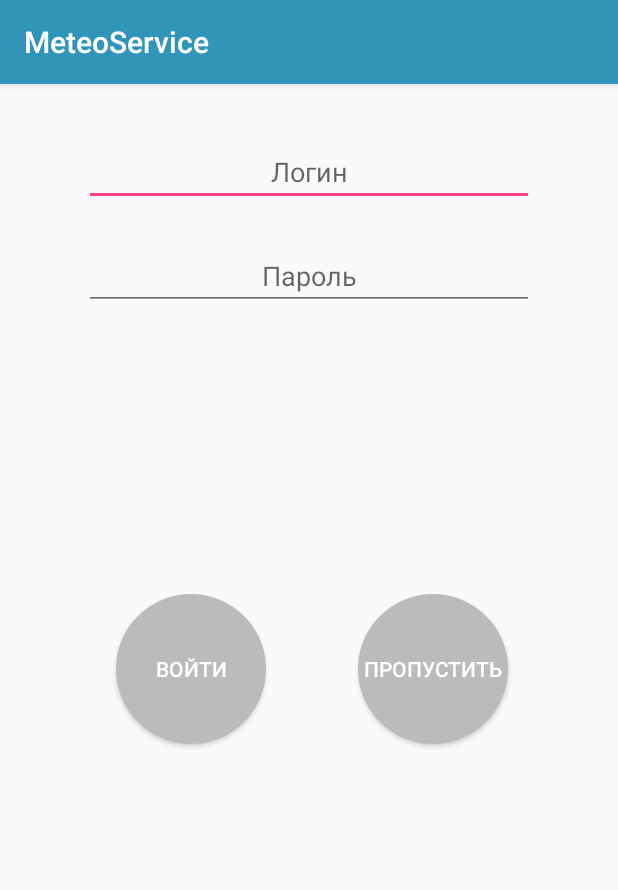
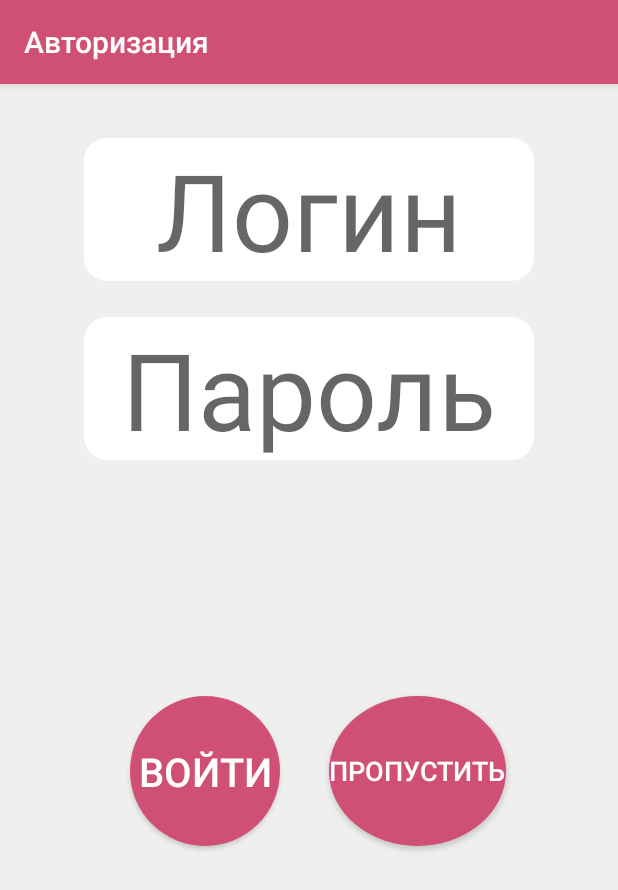
Before and after one commit to funcid/meteo-service, an Android app: the screen it shows after launch (LoginActivity), on a phone screen of 412 x 824 dp. Shown: the top 890 px of the screen. Run offline under Robolectric (Android 15) with nearby library versions, the phone set to English and light mode, and no system bars.

Commit message:
Новый дизайн приложения

```diff
--- a/AndroidClient/WeatherClient/app/src/main/java/ru/func/weatherclient/LoginActivity.java
+++ b/AndroidClient/WeatherClient/app/src/main/java/ru/func/weatherclient/LoginActivity.java
@@ -47,7 +47,16 @@ public class LoginActivity extends AppCompatActivity {
                             "&password=" +
                             password.getText().toString()
                     ).build();
+            throwRequest();
+        }
+    }
 
+    public void skip(View view) {
+        Intent intent = new Intent(LoginActivity.this, MapsActivity.class);
+        startActivity(intent);
+    }
+
+    private void throwRequest() {
         new OkHttpClient().newCall(request).enqueue(new Callback() {
             @Override
             public void onFailure(final Call call, IOException e) {
@@ -72,9 +81,3 @@ public class LoginActivity extends AppCompatActivity {
         });
     }
 }
-
-    public void skip(View view) {
-        Intent intent = new Intent(LoginActivity.this, MapsActivity.class);
-        startActivity(intent);
-    }
-}
--- /dev/null
+++ b/AndroidClient/WeatherClient/app/src/main/res/drawable/rounded_edittext.xml
@@ -0,0 +1,11 @@
+<?xml version="1.0" encoding="utf-8"?>
+<!--  res/drawable/rounded_edittext.xml -->
+<shape xmlns:android="http://schemas.android.com/apk/res/android"
+    android:shape="rectangle" android:padding="10dp">
+    <solid android:color="#FFFFFF"/>
+    <corners
+        android:bottomRightRadius="15dp"
+        android:bottomLeftRadius="15dp"
+        android:topLeftRadius="15dp"
+        android:topRightRadius="15dp"/>
+</shape>
--- a/AndroidClient/WeatherClient/app/src/main/res/layout/activity_login.xml
+++ b/AndroidClient/WeatherClient/app/src/main/res/layout/activity_login.xml
@@ -4,6 +4,7 @@
     xmlns:tools="http://schemas.android.com/tools"
     android:layout_width="match_parent"
     android:layout_height="match_parent"
+    android:background="#efefef"
     tools:context=".LoginActivity">
 
     <EditText
@@ -16,9 +17,11 @@
         android:layout_marginStart="8dp"
         android:layout_marginTop="36dp"
         android:ems="10"
+        android:textSize="32pt"
         android:hint="Логин"
         android:inputType="textPersonName"
         android:textAlignment="center"
+        android:background="@drawable/rounded_edittext"
         app:layout_constraintEnd_toEndOf="parent"
         app:layout_constraintStart_toStartOf="parent"
         app:layout_constraintTop_toTopOf="parent" />
@@ -31,9 +34,11 @@
         android:layout_marginStart="8dp"
         android:layout_marginTop="24dp"
         android:ems="10"
+        android:textSize="32pt"
         android:hint="Пароль"
         android:inputType="textPassword"
         android:textAlignment="center"
+        android:background="@drawable/rounded_edittext"
         app:layout_constraintEnd_toEndOf="@+id/login"
         app:layout_constraintHorizontal_bias="1.0"
         app:layout_constraintStart_toStartOf="@+id/login"
@@ -44,12 +49,13 @@
         style="@style/Widget.AppCompat.Button.Colored"
         android:layout_width="wrap_content"
         android:layout_height="wrap_content"
-        android:layout_marginTop="80dp"
+        android:layout_marginTop="48dp"
         android:background="@layout/round_shape"
         android:onClick="login"
         android:text="Войти"
+        android:textSize="12pt"
         app:layout_constraintEnd_toEndOf="@+id/message"
-        app:layout_constraintHorizontal_bias="0.113"
+        app:layout_constraintHorizontal_bias="0.157"
         app:layout_constraintStart_toStartOf="@+id/message"
         app:layout_constraintTop_toBottomOf="@+id/message" />
 
@@ -61,13 +67,14 @@
         android:layout_marginLeft="8dp"
         android:layout_marginRight="8dp"
         android:layout_marginStart="8dp"
-        android:layout_marginTop="80dp"
+        android:layout_marginTop="48dp"
         android:background="@layout/round_shape"
         android:onClick="skip"
         android:text="Пропустить"
         android:textColor="#ffffff"
+        android:textSize="8pt"
         app:layout_constraintEnd_toEndOf="@+id/message"
-        app:layout_constraintHorizontal_bias="0.941"
+        app:layout_constraintHorizontal_bias="0.927"
         app:layout_constraintStart_toStartOf="@+id/message"
         app:layout_constraintTop_toBottomOf="@+id/message" />
 
@@ -81,6 +88,7 @@
         android:layout_marginStart="8dp"
         android:layout_marginTop="36dp"
         android:textAlignment="center"
+        android:textSize="10pt"
         app:layout_constraintEnd_toEndOf="@+id/password"
         app:layout_constraintStart_toStartOf="@+id/password"
         app:layout_constraintTop_toBottomOf="@+id/password" />
--- a/AndroidClient/WeatherClient/app/src/main/res/layout/activity_maps.xml
+++ b/AndroidClient/WeatherClient/app/src/main/res/layout/activity_maps.xml
@@ -1,7 +1,7 @@
 <?xml version="1.0" encoding="utf-8"?>
 <FrameLayout xmlns:android="http://schemas.android.com/apk/res/android"
     xmlns:app="http://schemas.android.com/apk/res-auto"
-    xmlns:tools="http://schemas.android.com/tools"
+
     android:layout_width="match_parent"
     android:layout_height="match_parent"
     app:layout_behavior="behavior">
@@ -21,7 +21,7 @@
         android:layout_height="wrap_content"
         android:orientation="vertical"
         android:layout_gravity="bottom"
-        android:background="@android:color/holo_blue_dark">
+        android:background="@color/colorPrimary">
 
         <TextView
             android:id="@+id/output"
--- a/AndroidClient/WeatherClient/app/src/main/res/layout/round_shape.xml
+++ b/AndroidClient/WeatherClient/app/src/main/res/layout/round_shape.xml
@@ -3,7 +3,7 @@
         <shape android:shape="oval">
             <size android:width="100dp"
                 android:height="100dp"/>
-            <solid android:color="#bbb"/>
+            <solid android:color="@color/colorPrimary"/>
         </shape>
     </item>
 </selector>
--- a/AndroidClient/WeatherClient/app/src/main/res/values/colors.xml
+++ b/AndroidClient/WeatherClient/app/src/main/res/values/colors.xml
@@ -1,6 +1,6 @@
 <?xml version="1.0" encoding="utf-8"?>
 <resources>
-    <color name="colorPrimary">#3195b9</color>
-    <color name="colorPrimaryDark">#2a81a9</color>
+    <color name="colorPrimary">#f2d14a71</color>
+    <color name="colorPrimaryDark">#b32f56</color>
     <color name="colorAccent">#FF4081</color>
 </resources>
--- a/AndroidClient/WeatherClient/app/src/main/res/values/strings.xml
+++ b/AndroidClient/WeatherClient/app/src/main/res/values/strings.xml
@@ -1,4 +1,4 @@
 <resources>
-    <string name="app_name">MeteoService</string>
-    <string name="title_activity_maps">MeteoService</string>
+    <string name="app_name">Авторизация</string>
+    <string name="title_activity_maps">Авторизация</string>
 </resources>
```
Lines whose indentation alone changed are shown as unchanged.
